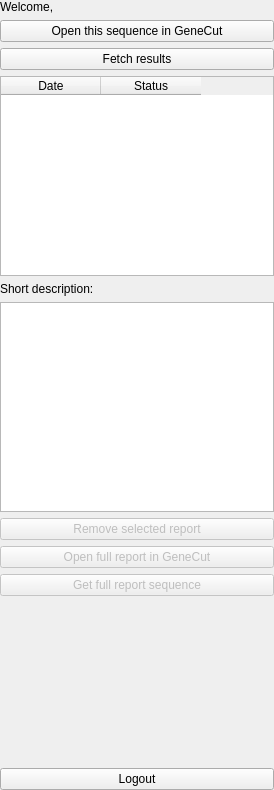
Old version of the form src/plugins/genecut/src/GenecutOPWidget.ui in the repository ugeneunipro/ugene.
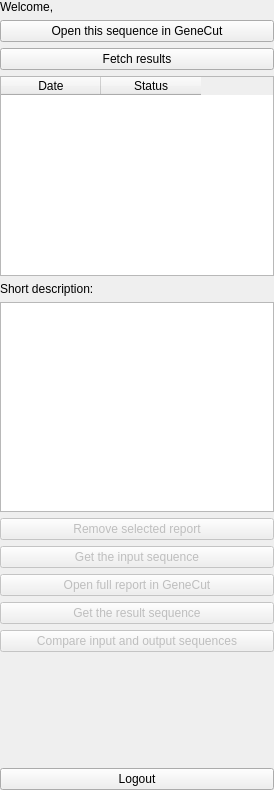
New version of the form.

Commit message: Add input file downloading

```diff
--- a/src/plugins/genecut/src/GenecutOPWidget.ui
+++ b/src/plugins/genecut/src/GenecutOPWidget.ui
@@ -13,7 +13,7 @@
   <property name="windowTitle">
    <string>Form</string>
   </property>
-  <layout class="QVBoxLayout" name="verticalLayout_2">
+  <layout class="QVBoxLayout" name="verticalLayout_6">
    <property name="leftMargin">
     <number>0</number>
    </property>
@@ -202,7 +202,7 @@
       </layout>
      </widget>
      <widget class="QWidget" name="wtMainForm">
-      <layout class="QVBoxLayout" name="verticalLayout_3">
+      <layout class="QVBoxLayout" name="verticalLayout_2">
        <property name="leftMargin">
         <number>0</number>
        </property>
@@ -296,6 +296,16 @@
          </property>
         </widget>
        </item>
+       <item>
+        <widget class="QPushButton" name="pbGetInputSequence">
+         <property name="enabled">
+          <bool>false</bool>
+         </property>
+         <property name="text">
+          <string>Get the input sequence</string>
+         </property>
+        </widget>
+       </item>
        <item>
         <widget class="QPushButton" name="pbOpenResultInBrowser">
          <property name="enabled">
@@ -312,7 +322,17 @@
           <bool>false</bool>
          </property>
          <property name="text">
-          <string>Get full report sequence</string>
+          <string>Get the result sequence</string>
+         </property>
+        </widget>
+       </item>
+       <item>
+        <widget class="QPushButton" name="pbCompare">
+         <property name="enabled">
+          <bool>false</bool>
+         </property>
+         <property name="text">
+          <string>Compare input and output sequences</string>
          </property>
         </widget>
        </item>
@@ -324,6 +344,9 @@
          <property name="text">
           <string/>
          </property>
+         <property name="wordWrap">
+          <bool>true</bool>
+         </property>
         </widget>
        </item>
        <item>
```
Left out of the diff: 33 changed lines with no effect on the pictures. The commit also changes 2 other files.
